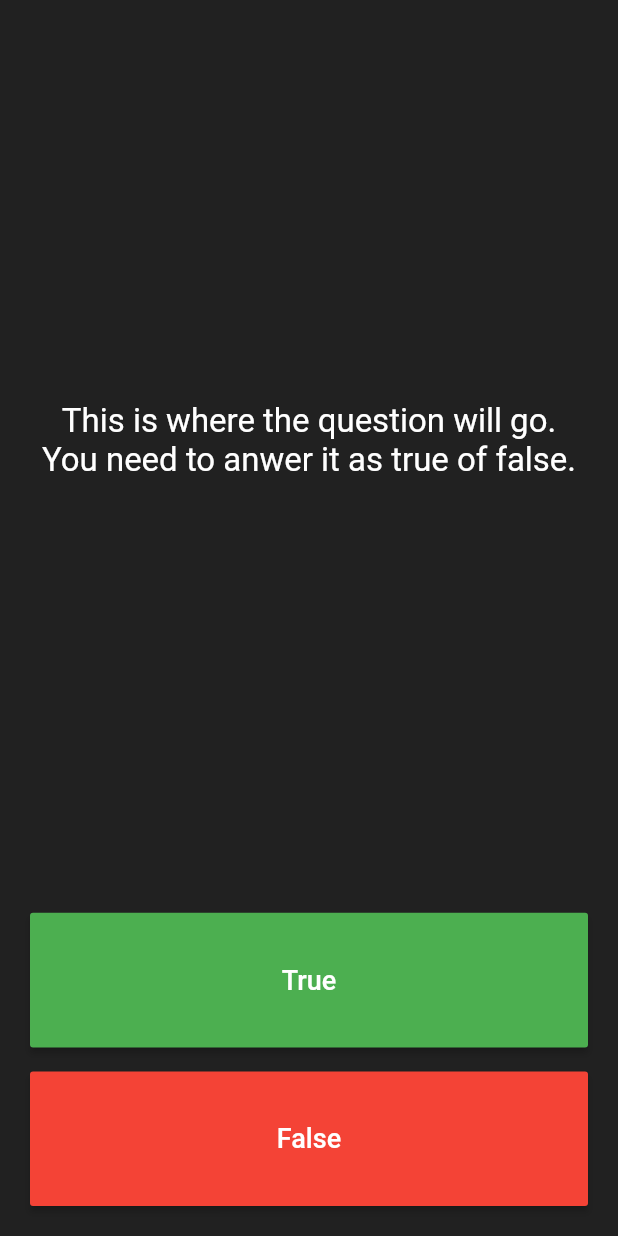
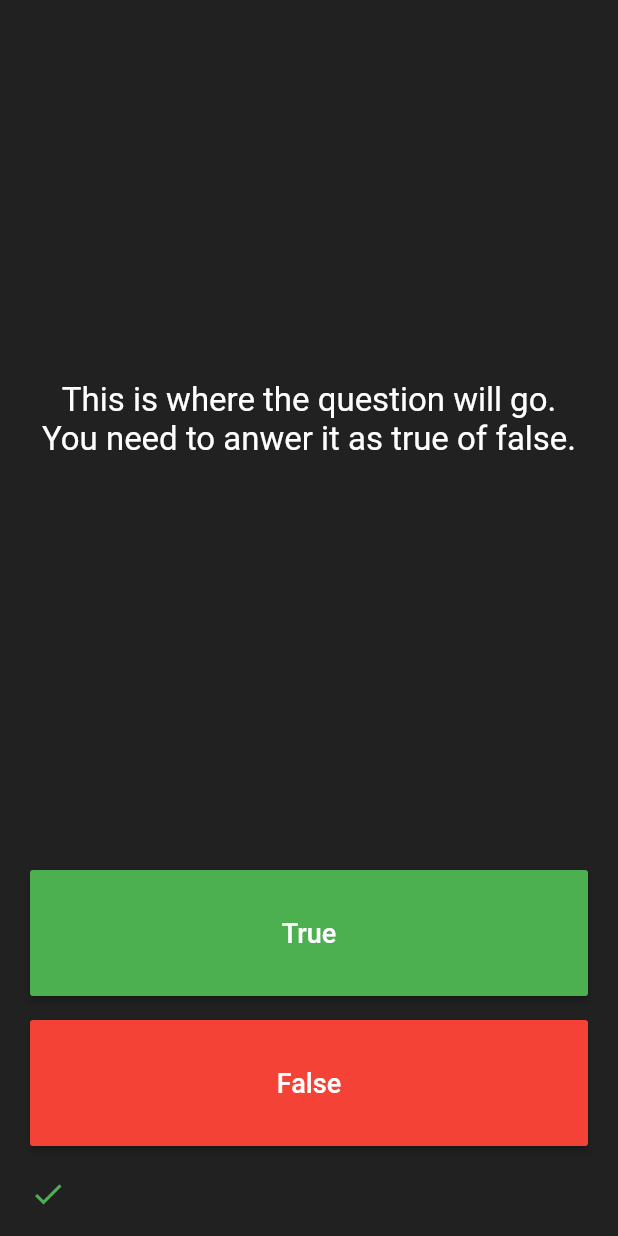
Before and after one commit to Trugamr/quizzler-flutter, a Flutter app: the screen it shows after launch, after a tap on "True", on a phone screen of 412 x 824 dp. Run offline on Flutter 3.47's test engine with Material 2 defaults, Android fonts, the phone set to English and light mode, and no system bars.

Commit message:
updated score keeper layout

```diff
--- a/lib/main.dart
+++ b/lib/main.dart
@@ -1,4 +1,5 @@
 import 'package:flutter/material.dart';
+import 'package:flutter/services.dart';
 
 void main() {
   runApp(QuizzlerApp());
@@ -7,6 +8,11 @@ void main() {
 class QuizzlerApp extends StatelessWidget {
   @override
   Widget build(BuildContext context) {
+    SystemChrome.setPreferredOrientations([
+      DeviceOrientation.portraitUp,
+      DeviceOrientation.portraitDown,
+    ]);
+
     return MaterialApp(
       home: Scaffold(
         backgroundColor: Colors.grey.shade900,
@@ -24,6 +30,8 @@ class QuizPage extends StatefulWidget {
 }
 
 class _QuizPageState extends State<QuizPage> {
+  List<Icon> scoreKeeper = [];
+
   RaisedButton buildButton({String text, Color color, VoidCallback onPressed}) {
     return RaisedButton(
       onPressed: onPressed,
@@ -39,6 +47,11 @@ class _QuizPageState extends State<QuizPage> {
   @override
   Widget build(BuildContext context) {
     return Column(
+      crossAxisAlignment: CrossAxisAlignment.stretch,
+      mainAxisSize: MainAxisSize.max,
+      children: <Widget>[
+        Expanded(
+          child: Column(
             children: <Widget>[
               Expanded(
                 flex: 5,
@@ -62,7 +75,14 @@ class _QuizPageState extends State<QuizPage> {
                   padding: EdgeInsets.only(
                       top: 20.0, bottom: 8.0, left: 20.0, right: 20.0),
                   child: buildButton(
-              onPressed: () => print('true'),
+                    onPressed: () => setState(
+                      () => scoreKeeper.add(
+                        Icon(
+                          Icons.check,
+                          color: Colors.green,
+                        ),
+                      ),
+                    ),
                     text: 'True',
                     color: Colors.green,
                   ),
@@ -73,7 +93,14 @@ class _QuizPageState extends State<QuizPage> {
                   padding: EdgeInsets.only(
                       top: 8.0, bottom: 20.0, left: 20.0, right: 20.0),
                   child: buildButton(
-              onPressed: () => print('false'),
+                    onPressed: () => setState(
+                      () => scoreKeeper.add(
+                        Icon(
+                          Icons.close,
+                          color: Colors.red,
+                        ),
+                      ),
+                    ),
                     text: 'False',
                     color: Colors.red,
                   ),
@@ -81,6 +108,18 @@ class _QuizPageState extends State<QuizPage> {
               ),
             ],
             crossAxisAlignment: CrossAxisAlignment.stretch,
+          ),
+        ),
+        Container(
+          height: 40.0,
+          padding: EdgeInsets.only(bottom: 16.0, left: 20.0, right: 20.0),
+          child: Expanded(
+            child: Row(
+              children: scoreKeeper,
+            ),
+          ),
+        )
+      ],
     );
   }
 }
```
Lines whose indentation alone changed are shown as unchanged.
